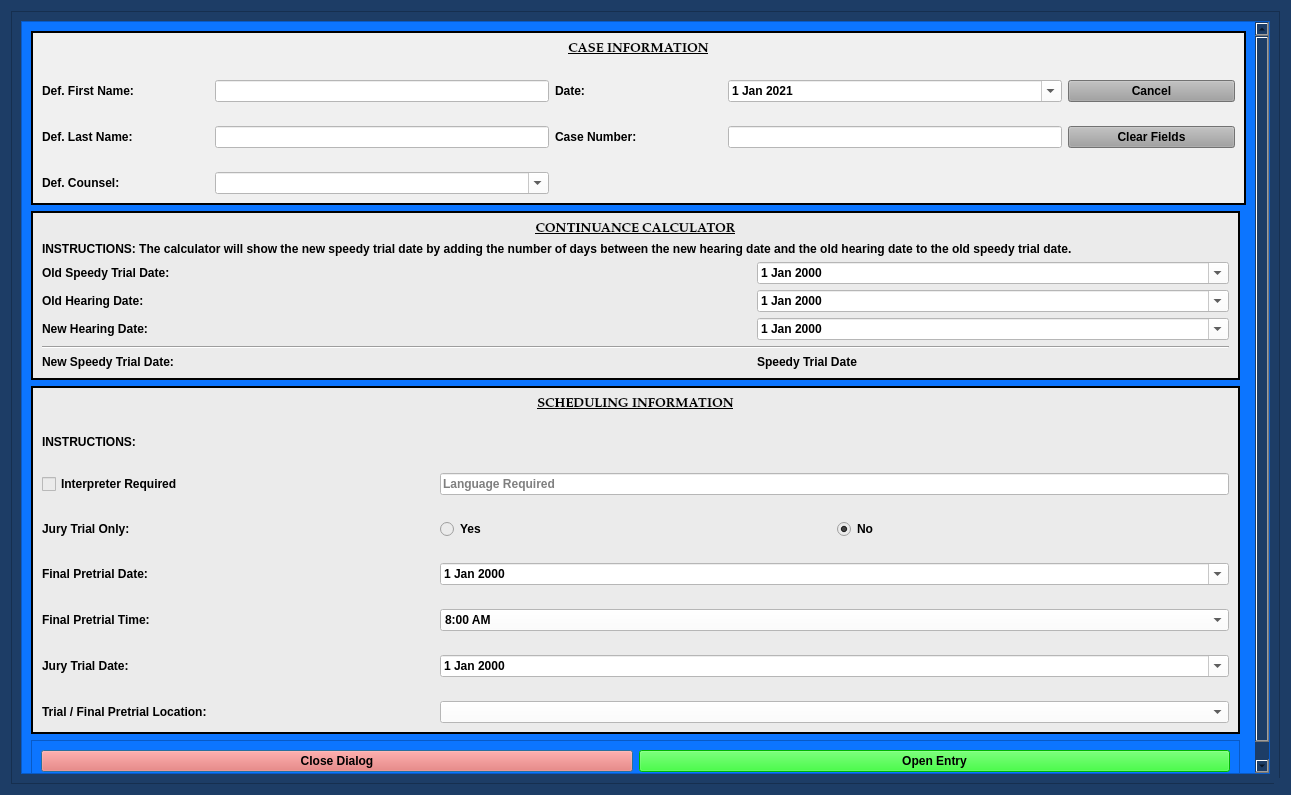
Before: the Qt Designer form munientry/views/ui/FinalJuryNoticeOfHearingDialog.ui in HunterProgram22/MuniEntry, drawn with Qt 5.
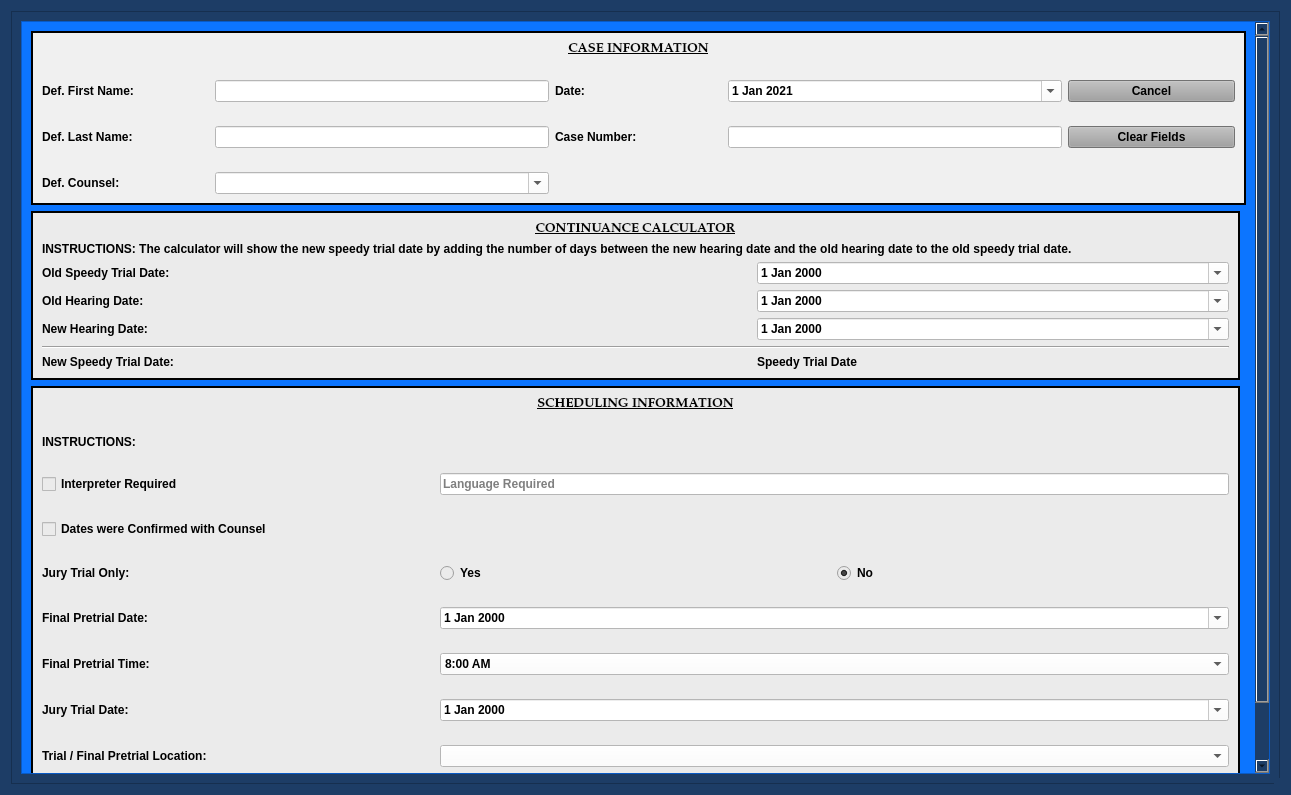
After: the same form once the commit is applied. Custom widgets are drawn as their Qt base class.

Commit message: Added dates confirmed to all scheduling entries.

```diff
--- a/munientry/views/ui/FinalJuryNoticeOfHearingDialog.ui
+++ b/munientry/views/ui/FinalJuryNoticeOfHearingDialog.ui
@@ -176,9 +176,9 @@
          <property name="geometry">
           <rect>
            <x>0</x>
-           <y>-59</y>
+           <y>0</y>
            <width>1230</width>
-           <height>815</height>
+           <height>861</height>
           </rect>
          </property>
          <layout class="QGridLayout" name="gridLayout_2">
@@ -378,87 +378,11 @@
             </property>
             <layout class="QGridLayout" name="gridLayout_6">
              <item row="0" column="0">
-              <layout class="QGridLayout" name="gridLayout_3" rowstretch="1,2,2,2,0,0,0,0,0,0,0" rowminimumheight="0,0,0,0,0,0,0,0,0,0,0">
+              <layout class="QGridLayout" name="gridLayout_3" rowstretch="1,2,2,2,0,0,0,0,0,0,0,0" rowminimumheight="0,0,0,0,0,0,0,0,0,0,0,0">
                <property name="verticalSpacing">
                 <number>24</number>
                </property>
-               <item row="10" column="0">
-                <widget class="QLabel" name="label_7">
-                 <property name="text">
-                  <string>Trial / Final Pretrial Location:</string>
-                 </property>
-                </widget>
-               </item>
-               <item row="3" column="1">
-                <widget class="QRadioButton" name="jury_trial_only_yes_radio_btn">
-                 <property name="text">
-                  <string>Yes</string>
-                 </property>
-                 <attribute name="buttonGroup">
-                  <string notr="true">buttonGroup</string>
-                 </attribute>
-                </widget>
-               </item>
-               <item row="9" column="0">
-                <widget class="QLabel" name="label_4">
-                 <property name="text">
-                  <string>Jury Trial Date:</string>
-                 </property>
-                </widget>
-               </item>
-               <item row="3" column="0">
-                <widget class="QLabel" name="label_8">
-                 <property name="text">
-                  <string>Jury Trial Only:</string>
-                 </property>
-                </widget>
-               </item>
-               <item row="2" column="0">
-                <widget class="QCheckBox" name="interpreter_check_box">
-                 <property name="text">
-                  <string>Interpreter Required</string>
-                 </property>
-                </widget>
-               </item>
-               <item row="8" column="0">
-                <widget class="QLabel" name="final_pretrial_time_label">
-                 <property name="text">
-                  <string>Final Pretrial Time:</string>
-                 </property>
-                </widget>
-               </item>
-               <item row="7" column="0">
-                <widget class="QLabel" name="final_pretrial_date_label">
-                 <property name="text">
-                  <string>Final Pretrial Date:</string>
-                 </property>
-                </widget>
-               </item>
-               <item row="3" column="2">
-                <widget class="QRadioButton" name="jury_trial_only_no_radio_btn">
-                 <property name="text">
-                  <string>No</string>
-                 </property>
-                 <property name="checked">
-                  <bool>true</bool>
-                 </property>
-                 <attribute name="buttonGroup">
-                  <string notr="true">buttonGroup</string>
-                 </attribute>
-                </widget>
-               </item>
-               <item row="7" column="1" colspan="2">
-                <widget class="NoScrollDateEdit" name="final_pretrial_date">
-                 <property name="styleSheet">
-                  <string notr="true">color: rgb(0, 0, 0);
-background-color: rgb(255, 255, 255);</string>
-                 </property>
-                 <property name="calendarPopup">
-                  <bool>true</bool>
-                 </property>
-                </widget>
-               </item>
-               <item row="8" column="1" colspan="2">
+               <item row="9" column="1" colspan="2">
                 <widget class="NoScrollComboBox" name="final_pretrial_time_box">
                  <property name="enabled">
                   <bool>true</bool>
@@ -613,18 +537,49 @@
                  </item>
                 </widget>
                </item>
-               <item row="9" column="1" colspan="2">
-                <widget class="NoScrollDateEdit" name="trial_date">
-                 <property name="styleSheet">
-                  <string notr="true">color: rgb(0, 0, 0);
-background-color: rgb(255, 255, 255);</string>
-                 </property>
-                 <property name="calendarPopup">
-                  <bool>true</bool>
-                 </property>
-                </widget>
-               </item>
                <item row="10" column="1" colspan="2">
+                <widget class="NoScrollDateEdit" name="trial_date">
+                 <property name="styleSheet">
+                  <string notr="true">color: rgb(0, 0, 0);
+background-color: rgb(255, 255, 255);</string>
+                 </property>
+                 <property name="calendarPopup">
+                  <bool>true</bool>
+                 </property>
+                </widget>
+               </item>
+               <item row="8" column="1" colspan="2">
+                <widget class="NoScrollDateEdit" name="final_pretrial_date">
+                 <property name="styleSheet">
+                  <string notr="true">color: rgb(0, 0, 0);
+background-color: rgb(255, 255, 255);</string>
+                 </property>
+                 <property name="calendarPopup">
+                  <bool>true</bool>
+                 </property>
+                </widget>
+               </item>
+               <item row="0" column="0" colspan="3">
+                <widget class="QLabel" name="label_5">
+                 <property name="font">
+                  <font>
+                   <family>Palatino Linotype</family>
+                   <pointsize>10</pointsize>
+                   <weight>75</weight>
+                   <italic>false</italic>
+                   <bold>true</bold>
+                   <underline>true</underline>
+                  </font>
+                 </property>
+                 <property name="text">
+                  <string>SCHEDULING INFORMATION</string>
+                 </property>
+                 <property name="alignment">
+                  <set>Qt::AlignCenter</set>
+                 </property>
+                </widget>
+               </item>
+               <item row="11" column="1" colspan="2">
                 <widget class="NoScrollComboBox" name="hearing_location_box">
                  <property name="styleSheet">
                   <string notr="true">background-color: rgb(255, 255, 255);</string>
@@ -668,23 +623,75 @@
                  </property>
                 </widget>
                </item>
-               <item row="0" column="0" colspan="3">
-                <widget class="QLabel" name="label_5">
-                 <property name="font">
-                  <font>
-                   <family>Palatino Linotype</family>
-                   <pointsize>10</pointsize>
-                   <weight>75</weight>
-                   <italic>false</italic>
-                   <bold>true</bold>
-                   <underline>true</underline>
-                  </font>
+               <item row="10" column="0">
+                <widget class="QLabel" name="label_4">
+                 <property name="text">
+                  <string>Jury Trial Date:</string>
                  </property>
+                </widget>
+               </item>
+               <item row="11" column="0">
+                <widget class="QLabel" name="label_7">
                  <property name="text">
-                  <string>SCHEDULING INFORMATION</string>
+                  <string>Trial / Final Pretrial Location:</string>
                  </property>
-                 <property name="alignment">
-                  <set>Qt::AlignCenter</set>
+                </widget>
+               </item>
+               <item row="4" column="1">
+                <widget class="QRadioButton" name="jury_trial_only_yes_radio_btn">
+                 <property name="text">
+                  <string>Yes</string>
+                 </property>
+                 <attribute name="buttonGroup">
+                  <string notr="true">buttonGroup</string>
+                 </attribute>
+                </widget>
+               </item>
+               <item row="9" column="0">
+                <widget class="QLabel" name="final_pretrial_time_label">
+                 <property name="text">
+                  <string>Final Pretrial Time:</string>
+                 </property>
+                </widget>
+               </item>
+               <item row="8" column="0">
+                <widget class="QLabel" name="final_pretrial_date_label">
+                 <property name="text">
+                  <string>Final Pretrial Date:</string>
+                 </property>
+                </widget>
+               </item>
+               <item row="2" column="0">
+                <widget class="QCheckBox" name="interpreter_check_box">
+                 <property name="text">
+                  <string>Interpreter Required</string>
+                 </property>
+                </widget>
+               </item>
+               <item row="4" column="0">
+                <widget class="QLabel" name="label_8">
+                 <property name="text">
+                  <string>Jury Trial Only:</string>
+                 </property>
+                </widget>
+               </item>
+               <item row="4" column="2">
+                <widget class="QRadioButton" name="jury_trial_only_no_radio_btn">
+                 <property name="text">
+                  <string>No</string>
+                 </property>
+                 <property name="checked">
+                  <bool>true</bool>
+                 </property>
+                 <attribute name="buttonGroup">
+                  <string notr="true">buttonGroup</string>
+                 </attribute>
+                </widget>
+               </item>
+               <item row="3" column="0">
+                <widget class="QCheckBox" name="dates_confirmed_check_box">
+                 <property name="text">
+                  <string>Dates were Confirmed with Counsel</string>
                  </property>
                 </widget>
                </item>
```
The commit also changes 16 other files.
